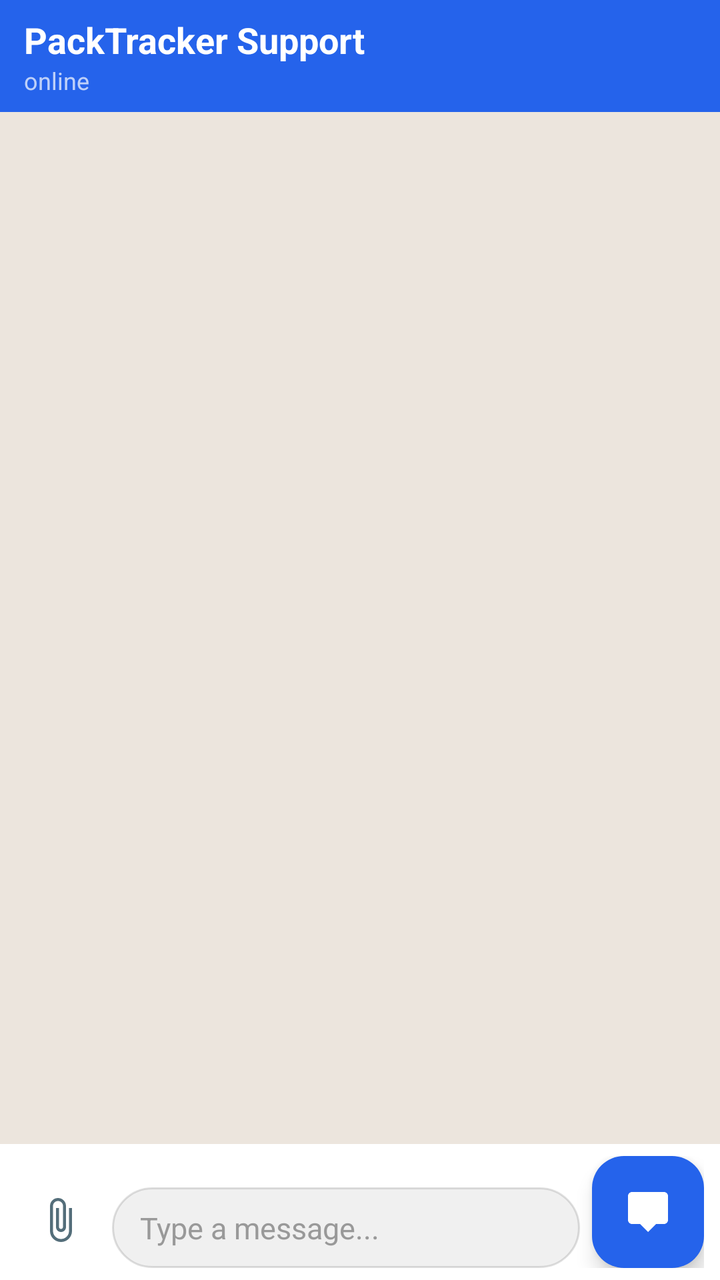
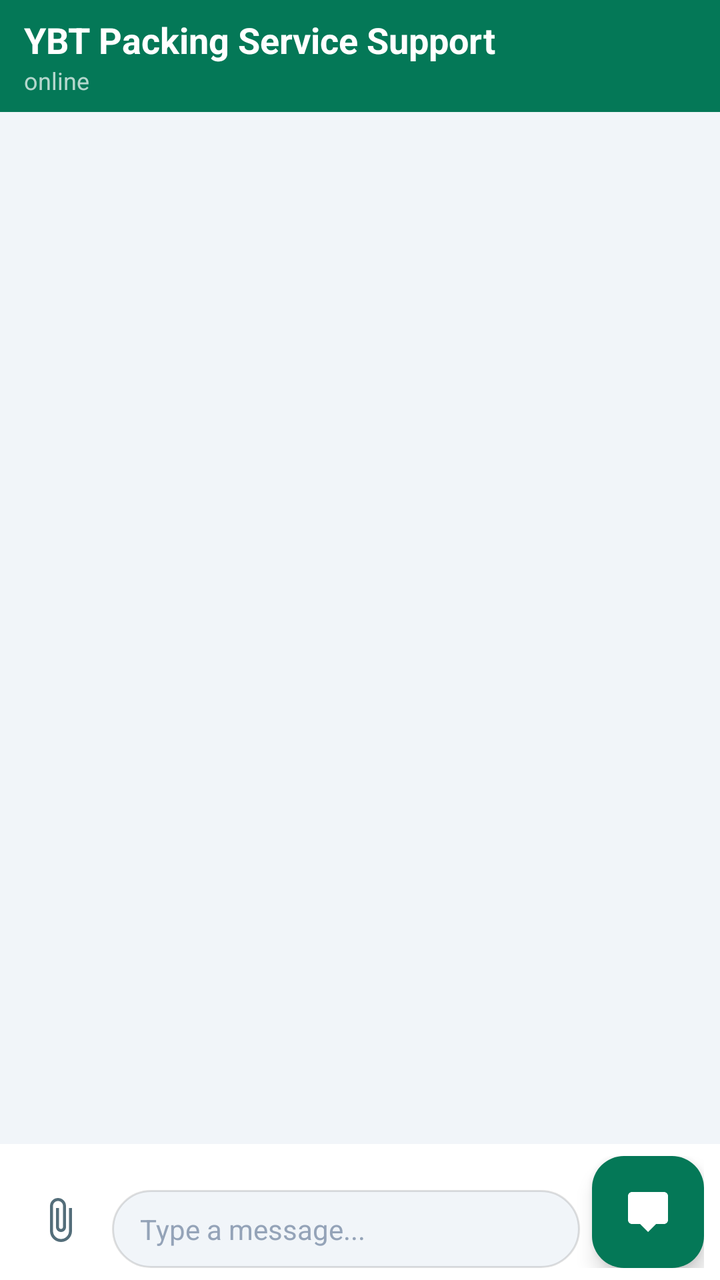

An Android layout rendered at two revisions. The XML below is the earlier revision; the diff shows what the commit changed to produce the second picture.
<!-- AndroidManifest.xml: application theme Theme.PackTracker -->
<!-- res/layout/fragment_chat.xml -->
<?xml version="1.0" encoding="utf-8"?>
<LinearLayout xmlns:android="http://schemas.android.com/apk/res/android"
    xmlns:app="http://schemas.android.com/apk/res-auto"
    android:layout_width="match_parent"
    android:layout_height="match_parent"
    android:orientation="vertical"
    android:background="#ECE5DD">

    
    <LinearLayout
        android:layout_width="match_parent"
        android:layout_height="56dp"
        android:orientation="horizontal"
        android:gravity="center_vertical"
        android:background="@color/primary"
        android:paddingHorizontal="12dp">

        <LinearLayout
            android:layout_width="0dp"
            android:layout_height="wrap_content"
            android:layout_weight="1"
            android:orientation="vertical">

            <TextView
                android:id="@+id/tvToolbarTitle"
                android:layout_width="wrap_content"
                android:layout_height="wrap_content"
                android:text="PackTracker Support"
                android:textColor="@android:color/white"
                android:textSize="18sp"
                android:textStyle="bold"
                android:ellipsize="end"
                android:maxLines="1" />

            <TextView
                android:id="@+id/tvOnlineStatus"
                android:layout_width="wrap_content"
                android:layout_height="wrap_content"
                android:text="online"
                android:textColor="#B3FFFFFF"
                android:textSize="12sp"
                android:maxLines="1" />
        </LinearLayout>
    </LinearLayout>

    
    <FrameLayout
        android:layout_width="match_parent"
        android:layout_height="0dp"
        android:layout_weight="1">

        <androidx.recyclerview.widget.RecyclerView
            android:id="@+id/rvMessages"
            android:layout_width="match_parent"
            android:layout_height="match_parent"
            android:clipToPadding="false"
            android:padding="8dp"
            android:background="#ECE5DD" />

        <TextView
            android:id="@+id/tvEmpty"
            android:layout_width="match_parent"
            android:layout_height="wrap_content"
            android:layout_gravity="center"
            android:gravity="center"
            android:text="No messages yet.\nSay hello to start the conversation!"
            android:textColor="#888888"
            android:textSize="15sp"
            android:visibility="gone" />
    </FrameLayout>

    
    <LinearLayout
        android:id="@+id/layoutPreview"
        android:layout_width="match_parent"
        android:layout_height="wrap_content"
        android:orientation="horizontal"
        android:gravity="center_vertical"
        android:background="#FFF8F4E9"
        android:padding="8dp"
        android:visibility="gone">

        <ImageView
            android:id="@+id/ivPreview"
            android:layout_width="56dp"
            android:layout_height="56dp"
            android:scaleType="centerCrop"
            android:contentDescription="Selected photo" />

        <TextView
            android:id="@+id/tvPreviewName"
            android:layout_width="0dp"
            android:layout_height="wrap_content"
            android:layout_weight="1"
            android:layout_marginStart="8dp"
            android:text="photo.jpg"
            android:textColor="#FF555555"
            android:textSize="13sp"
            android:maxLines="1"
            android:ellipsize="end" />

        <ImageButton
            android:id="@+id/btnRemovePreview"
            android:layout_width="40dp"
            android:layout_height="40dp"
            android:src="@android:drawable/ic_menu_close_clear_cancel"
            android:background="?attr/selectableItemBackgroundBorderless"
            android:contentDescription="Remove photo" />
    </LinearLayout>

    
    <LinearLayout
        android:layout_width="match_parent"
        android:layout_height="wrap_content"
        android:orientation="horizontal"
        android:gravity="bottom"
        android:paddingStart="8dp"
        android:paddingEnd="8dp"
        android:paddingTop="6dp"
        android:paddingBottom="6dp"
        android:background="@color/surface">

        <ImageButton
            android:id="@+id/btnAttach"
            android:layout_width="44dp"
            android:layout_height="48dp"
            android:src="@drawable/ic_attach"
            android:background="?attr/selectableItemBackgroundBorderless"
            android:scaleType="centerInside"
            android:contentDescription="Attach photo" />

        <EditText
            android:id="@+id/etMessage"
            android:layout_width="0dp"
            android:layout_height="wrap_content"
            android:layout_weight="1"
            android:layout_marginStart="4dp"
            android:hint="Type a message..."
            android:inputType="textCapSentences|textMultiLine"
            android:maxLines="4"
            android:background="@drawable/bg_chat_input"
            android:paddingHorizontal="14dp"
            android:paddingVertical="10dp"
            android:textSize="15sp"
            android:textColor="@color/on_surface"
            android:textColorHint="#999999" />

        <com.google.android.material.floatingactionbutton.FloatingActionButton
            android:id="@+id/btnSend"
            android:layout_width="wrap_content"
            android:layout_height="wrap_content"
            android:layout_marginStart="6dp"
            android:src="@drawable/ic_send"
            app:fabSize="mini"
            app:backgroundTint="@color/primary"
            app:tint="@android:color/white"
            android:contentDescription="Send" />
    </LinearLayout>
</LinearLayout>
<!-- resources referenced by this layout -->
<resources>
  <color name="on_surface">#1E293B</color>
  <color name="primary">#2563EB</color>
  <color name="surface">#FFFFFF</color>
  <!-- drawable bg_chat_input (drawable) -->
  <?xml version="1.0" encoding="utf-8"?>
  <shape xmlns:android="http://schemas.android.com/apk/res/android"
      android:shape="rectangle">
      <solid android:color="#FFF0F0F0"/>
      <corners android:radius="24dp"/>
      <stroke android:width="1dp" android:color="#20000000"/>
  </shape>
  <style name="Theme.PackTracker" parent="Theme.Material3.Light.NoActionBar">
          <item name="colorPrimary">@color/primary</item>
          <item name="colorOnPrimary">@color/white</item>
          <item name="colorPrimaryContainer">@color/primary_light</item>
          <item name="colorSecondary">@color/secondary</item>
          <item name="colorOnSecondary">@color/white</item>
          <item name="colorSurface">@color/surface</item>
          <item name="colorOnSurface">@color/on_surface</item>
          <item name="android:colorBackground">@color/background</item>
          <item name="colorSurfaceVariant">@color/grey_light</item>
          <item name="colorOnSurfaceVariant">@color/on_surface_variant</item>
          <item name="android:statusBarColor">@color/green_primary</item>
      </style>
  <color name="white">#FFFFFF</color>
  <color name="primary_light">#EFF6FF</color>
  <color name="secondary">#10B981</color>
  <color name="background">#F8FAFC</color>
  <color name="grey_light">#F1F5F9</color>
  <color name="on_surface_variant">#64748B</color>
  <color name="green_primary">#10B981</color>
  <!-- unchanged entries left out for length: 2 -->
</resources>

<!-- the commit's change to res/layout/fragment_chat.xml (unified diff, before → after) -->
@@ -4,7 +4,7 @@
     android:layout_width="match_parent"
     android:layout_height="match_parent"
     android:orientation="vertical"
-    android:background="#ECE5DD">
+    android:background="@color/surface_variant">
 
     
     <LinearLayout
@@ -25,9 +25,9 @@
                 android:id="@+id/tvToolbarTitle"
                 android:layout_width="wrap_content"
                 android:layout_height="wrap_content"
-                android:text="PackTracker Support"
+                android:text="YBT Packing Service Support"
                 android:textColor="@android:color/white"
-                android:textSize="18sp"
+                android:textSize="@dimen/text_subtitle"
                 android:textStyle="bold"
                 android:ellipsize="end"
                 android:maxLines="1" />
@@ -37,8 +37,8 @@
                 android:layout_width="wrap_content"
                 android:layout_height="wrap_content"
                 android:text="online"
-                android:textColor="#B3FFFFFF"
-                android:textSize="12sp"
+                android:textColor="@color/overlay_text_soft"
+                android:textSize="@dimen/text_caption"
                 android:maxLines="1" />
         </LinearLayout>
     </LinearLayout>
@@ -55,7 +55,7 @@
             android:layout_height="match_parent"
             android:clipToPadding="false"
             android:padding="8dp"
-            android:background="#ECE5DD" />
+            android:background="@color/surface_variant" />
 
         <TextView
             android:id="@+id/tvEmpty"
@@ -64,8 +64,8 @@
             android:layout_gravity="center"
             android:gravity="center"
             android:text="No messages yet.\nSay hello to start the conversation!"
-            android:textColor="#888888"
-            android:textSize="15sp"
+            android:textColor="@color/outline"
+            android:textSize="@dimen/text_body"
             android:visibility="gone" />
     </FrameLayout>
 
@@ -76,7 +76,7 @@
         android:layout_height="wrap_content"
         android:orientation="horizontal"
         android:gravity="center_vertical"
-        android:background="#FFF8F4E9"
+        android:background="@color/surface_container_low"
         android:padding="8dp"
         android:visibility="gone">
 
@@ -94,8 +94,8 @@
             android:layout_weight="1"
             android:layout_marginStart="8dp"
             android:text="photo.jpg"
-            android:textColor="#FF555555"
-            android:textSize="13sp"
+            android:textColor="@color/on_surface_variant"
+            android:textSize="@dimen/text_body_sm"
             android:maxLines="1"
             android:ellipsize="end" />
 
@@ -141,9 +141,9 @@
             android:background="@drawable/bg_chat_input"
             android:paddingHorizontal="14dp"
             android:paddingVertical="10dp"
-            android:textSize="15sp"
+            android:textSize="@dimen/text_body"
             android:textColor="@color/on_surface"
-            android:textColorHint="#999999" />
+            android:textColorHint="@color/outline" />
 
         <com.google.android.material.floatingactionbutton.FloatingActionButton
             android:id="@+id/btnSend"
<!-- resource entries referenced after the edit -->
@@ -1,36 +1,163 @@
 <!-- resources referenced by this layout -->
 <resources>
-  <color name="on_surface">#1E293B</color>
-  <color name="primary">#2563EB</color>
-  <color name="surface">#FFFFFF</color>
+  <color name="on_surface">@color/slate_900</color>
+  <color name="primary">@color/emerald_700</color>
+  <color name="surface">#FFFFFFFF</color>
+  <color name="surface_container_low">@color/slate_50</color>
+  <color name="surface_variant">@color/slate_100</color>
+  <dimen name="text_body">14sp</dimen>
+  <dimen name="text_body_sm">13sp</dimen>
+  <dimen name="text_caption">12sp</dimen>
+  <dimen name="text_subtitle">18sp</dimen>
   <!-- drawable bg_chat_input (drawable) -->
   <?xml version="1.0" encoding="utf-8"?>
   <shape xmlns:android="http://schemas.android.com/apk/res/android"
       android:shape="rectangle">
-      <solid android:color="#FFF0F0F0"/>
+      <solid android:color="@color/surface_variant"/>
       <corners android:radius="24dp"/>
-      <stroke android:width="1dp" android:color="#20000000"/>
+      <stroke android:width="1dp" android:color="@color/shadow_soft"/>
   </shape>
-  <style name="Theme.PackTracker" parent="Theme.Material3.Light.NoActionBar">
+  <style name="Theme.PackTracker" parent="Theme.Material3.DayNight.NoActionBar">
+          
           <item name="colorPrimary">@color/primary</item>
-          <item name="colorOnPrimary">@color/white</item>
-          <item name="colorPrimaryContainer">@color/primary_light</item>
+          <item name="colorOnPrimary">@color/on_primary</item>
+          <item name="colorPrimaryContainer">@color/primary_container</item>
+          <item name="colorOnPrimaryContainer">@color/on_primary_container</item>
           <item name="colorSecondary">@color/secondary</item>
-          <item name="colorOnSecondary">@color/white</item>
+          <item name="colorOnSecondary">@color/on_secondary</item>
+          <item name="colorSecondaryContainer">@color/secondary_container</item>
+          <item name="colorOnSecondaryContainer">@color/on_secondary_container</item>
+          <item name="colorTertiary">@color/tertiary</item>
+          <item name="colorOnTertiary">@color/on_tertiary</item>
+          <item name="colorTertiaryContainer">@color/tertiary_container</item>
+          <item name="colorOnTertiaryContainer">@color/on_tertiary_container</item>
+  
+          
+          <item name="android:colorBackground">@color/background</item>
+          <item name="colorOnBackground">@color/on_background</item>
           <item name="colorSurface">@color/surface</item>
           <item name="colorOnSurface">@color/on_surface</item>
-          <item name="android:colorBackground">@color/background</item>
-          <item name="colorSurfaceVariant">@color/grey_light</item>
+          <item name="colorSurfaceVariant">@color/surface_variant</item>
           <item name="colorOnSurfaceVariant">@color/on_surface_variant</item>
-          <item name="android:statusBarColor">@color/green_primary</item>
+          <item name="colorSurfaceContainerLowest">@color/surface_container_lowest</item>
+          <item name="colorSurfaceContainerLow">@color/surface_container_low</item>
+          <item name="colorSurfaceContainer">@color/surface_container</item>
+          <item name="colorSurfaceContainerHigh">@color/surface_container_high</item>
+          <item name="colorSurfaceContainerHighest">@color/surface_container_highest</item>
+          <item name="colorSurfaceBright">@color/surface_bright</item>
+          <item name="colorSurfaceDim">@color/surface_dim</item>
+          <item name="colorOutline">@color/outline</item>
+          <item name="colorOutlineVariant">@color/outline_variant</item>
+          <item name="android:colorControlHighlight">@color/outline_variant</item>
+  
+          
+          <item name="colorError">@color/error</item>
+          <item name="colorOnError">@color/on_error</item>
+          <item name="colorErrorContainer">@color/error_container</item>
+          <item name="colorOnErrorContainer">@color/on_error_container</item>
+          <item name="colorControlNormal">@color/on_surface_variant</item>
+          <item name="android:windowLightStatusBar">@bool/light_status_bar</item>
+          <item name="android:statusBarColor">@color/surface</item>
+          <item name="android:navigationBarColor">@color/surface</item>
+          <item name="android:windowBackground">@drawable/bg_kraft_canvas</item>
+  
+          
+          <item name="materialCardViewStyle">@style/Widget.PackTracker.Card</item>
+          <item name="bottomSheetStyle">@style/Widget.PackTracker.BottomSheet</item>
+          <item name="toolbarStyle">@style/Widget.PackTracker.Toolbar</item>
+          <item name="bottomNavigationStyle">@style/Widget.PackTracker.BottomNavigation</item>
       </style>
-  <color name="white">#FFFFFF</color>
-  <color name="primary_light">#EFF6FF</color>
-  <color name="secondary">#10B981</color>
-  <color name="background">#F8FAFC</color>
-  <color name="grey_light">#F1F5F9</color>
-  <color name="on_surface_variant">#64748B</color>
-  <color name="green_primary">#10B981</color>
+  <color name="slate_900">#FF0F172A</color>
+  <color name="slate_600">#FF475569</color>
+  <color name="slate_400">#FF94A3B8</color>
+  <color name="emerald_700">#FF047857</color>
+  <color name="slate_50">#FFF8FAFC</color>
+  <color name="slate_100">#FFF1F5F9</color>
+  <color name="shadow_soft">#20000000</color>
+  <color name="on_primary">#FFFFFFFF</color>
+  <color name="primary_container">@color/emerald_100</color>
+  <color name="on_primary_container">@color/emerald_900</color>
+  <color name="secondary">@color/gold_500</color>
+  <color name="on_secondary">@color/slate_900</color>
+  <color name="secondary_container">@color/gold_100</color>
+  <color name="on_secondary_container">@color/gold_700</color>
+  <color name="tertiary">@color/emerald_500</color>
+  <color name="on_tertiary">#FFFFFFFF</color>
+  <color name="tertiary_container">@color/emerald_50</color>
+  <color name="on_tertiary_container">@color/emerald_800</color>
+  <color name="background">@color/kraft</color>
+  <color name="on_background">@color/slate_900</color>
+  <color name="surface_container_lowest">#FFFFFFFF</color>
+  <color name="surface_container">@color/slate_100</color>
+  <color name="surface_container_high">#FFE9EEF4</color>
+  <color name="surface_container_highest">#FFDDE5EC</color>
+  <color name="surface_bright">#FFFFFFFF</color>
+  <color name="surface_dim">@color/slate_200</color>
+  <color name="outline_variant">@color/slate_200</color>
+  <color name="error">#FFDC2626</color>
+  <color name="on_error">#FFFFFFFF</color>
+  <color name="error_container">#FFFEE2E2</color>
+  <color name="on_error_container">#FF7F1D1D</color>
+  <!-- drawable bg_kraft_canvas (drawable) -->
+  <?xml version="1.0" encoding="utf-8"?>
+  <bitmap xmlns:android="http://schemas.android.com/apk/res/android"
+      android:src="@drawable/bg_kraft_tile"
+      android:tileModeX="repeat"
+      android:tileModeY="repeat" />
+  <style name="Widget.PackTracker.Card" parent="Widget.Material3.CardView.Filled">
+          <item name="cardBackgroundColor">@color/surface</item>
+          <item name="strokeColor">@color/card_stroke</item>
+          <item name="strokeWidth">1dp</item>
+          <item name="cardCornerRadius">@dimen/radius_card</item>
+          <item name="cardElevation">@dimen/elevation_card</item>
+      </style>
+  <style name="Widget.PackTracker.BottomSheet" parent="Widget.Material3.BottomSheet.Modal">
+          <item name="backgroundTint">@color/surface</item>
+          <item name="shapeAppearanceOverlay">@style/ShapeAppearance.PackTracker.BottomSheet</item>
+      </style>
+  <style name="Widget.PackTracker.Toolbar" parent="Widget.Material3.Toolbar">
+          <item name="android:background">@color/surface</item>
+          <item name="titleTextAppearance">@style/TextAppearance.PackTracker.ToolbarTitle</item>
+          <item name="titleTextColor">@color/on_surface</item>
+          <item name="subtitleTextColor">@color/on_surface_variant</item>
+          <item name="navigationIconTint">@color/on_surface</item>
+      </style>
+  <style name="Widget.PackTracker.BottomNavigation" parent="Widget.Material3.BottomNavigationView">
+          <item name="android:background">@color/surface</item>
+          <item name="itemIconTint">@color/bottom_nav_color</item>
+          <item name="itemTextColor">@color/bottom_nav_color</item>
+          <item name="labelVisibilityMode">labeled</item>
+      </style>
+  <color name="emerald_100">#FFD1FAE5</color>
+  <color name="emerald_900">#FF064E3B</color>
+  <color name="gold_500">#FFD4AF37</color>
+  <color name="gold_100">#FFFEF3C7</color>
+  <color name="gold_700">#FF856404</color>
+  <color name="emerald_500">#FF10B981</color>
+  <color name="emerald_50">#FFECFDF5</color>
+  <color name="emerald_800">#FF065F46</color>
+  <color name="kraft">#FFF1EAD9</color>
+  <color name="slate_200">#FFE2E8F0</color>
+  <!-- drawable bg_kraft_tile: png bitmap (drawable-nodpi, 130 bytes) -->
+  <color name="card_stroke">@color/slate_200</color>
+  <dimen name="radius_card">16dp</dimen>
+  <dimen name="elevation_card">0dp</dimen>
+  <style name="ShapeAppearance.PackTracker.BottomSheet" parent="">
+          <item name="cornerFamily">rounded</item>
+          <item name="cornerSizeTopLeft">24dp</item>
+          <item name="cornerSizeTopRight">24dp</item>
+          <item name="cornerSizeBottomLeft">0dp</item>
+          <item name="cornerSizeBottomRight">0dp</item>
+      </style>
+  <style name="TextAppearance.PackTracker.ToolbarTitle" parent="TextAppearance.MaterialComponents.Headline6">
+          <item name="android:fontFamily">@font/archivo_black</item>
+          <item name="android:textColor">@color/on_background</item>
+          <item name="android:textSize">@dimen/text_title</item>
+      </style>
+  <dimen name="text_title">16sp</dimen>
+  <color name="on_surface_variant">@color/slate_600</color>
+  <color name="outline">@color/slate_400</color>
+  <color name="overlay_text_soft">#B3FFFFFF</color>
   <!-- unchanged entries left out for length: 2 -->
 </resources>
 
